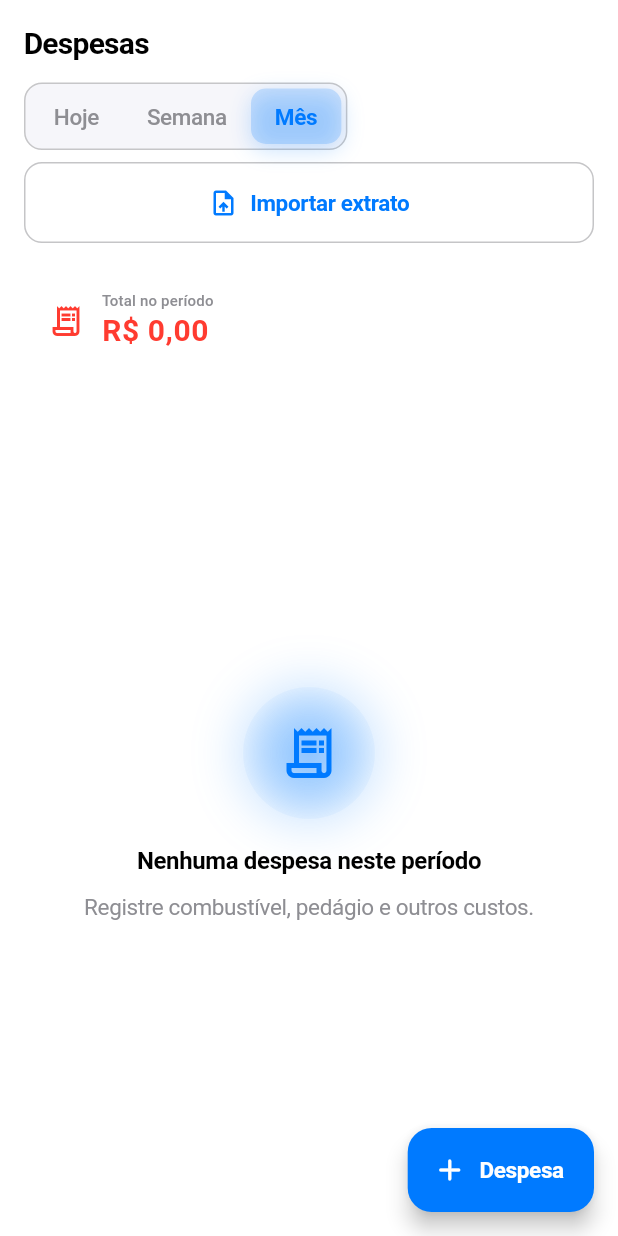
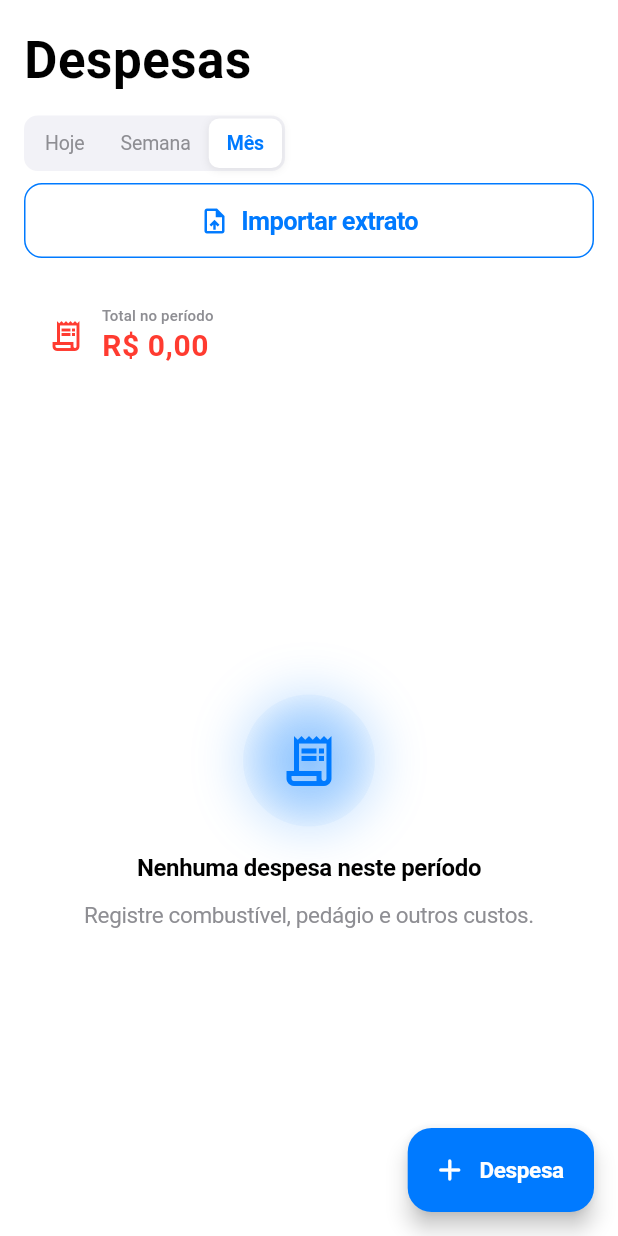
Before and after one commit to solerpedroo/driveflow, a Flutter app: the ExpensesScreen screen opened directly, on a phone screen of 412 x 824 dp. Run offline on Flutter 3.47's test engine with Material 3 defaults, Android fonts, the phone set to English and light mode, and no system bars; our stand-ins replace cached_network_image, connectivity_plus, dio, file_picker, fl_chart, flutter_hooks and 14 more; missing offline and left inert: google_mlkit_text_recognition; accounts and stored records are empty; network calls fail; statements that could not run were skipped.

Commit message:
feat(ui): segmented, button e headers Cupertino
Co-authored-by: Pedro Henrique Contardi Soler <pedrocsoler@hotmail.com>

```diff
--- a/lib/shared/widgets/design_system/df_button.dart
+++ b/lib/shared/widgets/design_system/df_button.dart
@@ -1,16 +1,15 @@
 import 'package:flutter/material.dart';
 
 import '../../../core/theme/app_colors.dart';
-import '../../../core/theme/app_elevation.dart';
-import '../../../core/theme/app_gradients.dart';
 import '../../../core/theme/app_motion.dart';
 import '../../../core/theme/app_radius.dart';
 import '../../../core/theme/app_spacing.dart';
+import '../../../core/theme/app_typography.dart';
 import '../../../core/utils/df_haptics.dart';
 
 enum DfButtonVariant { primary, outlined, tonal, gradient }
 
-/// Botão padronizado do Design System v2 com press-scale e gradiente hero.
+/// Botão estilo iOS — filled azul system, cantos 12pt, sem sombra pesada.
 class DfButton extends StatefulWidget {
   const DfButton({
     required this.label,
@@ -67,26 +66,26 @@ class _DfButtonState extends State<DfButton> {
               Flexible(
                 child: Text(
                   widget.label,
-                  style: widget.variant == DfButtonVariant.gradient
-                      ? const TextStyle(
+                  style: widget.variant == DfButtonVariant.gradient ||
+                          widget.variant == DfButtonVariant.primary
+                      ? AppTypography.iosHeadline(theme.brightness).copyWith(
                           color: Colors.white,
-                          fontWeight: FontWeight.w700,
                         )
-                      : null,
+                      : AppTypography.iosHeadline(theme.brightness).copyWith(
+                          color: AppColors.systemBlue,
+                        ),
                 ),
               ),
             ],
           );
 
     Widget button = switch (widget.variant) {
-      DfButtonVariant.gradient => _GradientButton(
-          onPressed: enabled ? widget.onPressed : null,
-          child: child,
-        ),
-      DfButtonVariant.primary => FilledButton(
+      DfButtonVariant.gradient || DfButtonVariant.primary => FilledButton(
           onPressed: enabled ? widget.onPressed : null,
           style: FilledButton.styleFrom(
-            minimumSize: const Size.fromHeight(54),
+            backgroundColor: AppColors.systemBlue,
+            foregroundColor: Colors.white,
+            minimumSize: const Size.fromHeight(50),
             shape: RoundedRectangleBorder(borderRadius: AppRadius.lgAll),
             elevation: 0,
           ),
@@ -95,25 +94,26 @@ class _DfButtonState extends State<DfButton> {
       DfButtonVariant.outlined => OutlinedButton(
           onPressed: enabled ? widget.onPressed : null,
           style: OutlinedButton.styleFrom(
-            minimumSize: const Size.fromHeight(54),
+            minimumSize: const Size.fromHeight(50),
+            side: const BorderSide(color: AppColors.systemBlue),
             shape: RoundedRectangleBorder(borderRadius: AppRadius.lgAll),
           ),
           child: child,
         ),
-      DfButtonVariant.tonal => FilledButton.tonal(
+      DfButtonVariant.tonal => TextButton(
           onPressed: enabled ? widget.onPressed : null,
-          style: FilledButton.styleFrom(
-            minimumSize: const Size.fromHeight(48),
-            shape: RoundedRectangleBorder(borderRadius: AppRadius.lgAll),
+          style: TextButton.styleFrom(
+            minimumSize: const Size.fromHeight(44),
+            foregroundColor: AppColors.systemBlue,
           ),
           child: child,
         ),
     };
 
     button = AnimatedScale(
-      scale: _pressed && enabled ? 0.97 : 1.0,
+      scale: _pressed && enabled ? 0.98 : 1.0,
       duration: DriveFlowMotion.fast,
-      curve: DriveFlowMotion.standard,
+      curve: Curves.easeInOut,
       child: Listener(
         onPointerDown: enabled
             ? (_) {
@@ -137,35 +137,3 @@ class _DfButtonState extends State<DfButton> {
     );
   }
 }
-
-class _GradientButton extends StatelessWidget {
-  const _GradientButton({required this.onPressed, required this.child});
-
-  final VoidCallback? onPressed;
-  final Widget child;
-
-  @override
-  Widget build(BuildContext context) {
-    final brightness = Theme.of(context).brightness;
-
-    return Material(
-      color: Colors.transparent,
-      child: InkWell(
-        onTap: onPressed,
-        borderRadius: AppRadius.lgAll,
-        child: Ink(
-          decoration: BoxDecoration(
-            gradient: AppGradients.primaryButton(brightness),
-            borderRadius: AppRadius.lgAll,
-            boxShadow: AppElevation.brandGlow(brightness),
-          ),
-          child: SizedBox(
-            width: double.infinity,
-            height: 54,
-            child: Center(child: child),
-          ),
-        ),
-      ),
-    );
-  }
-}
--- a/lib/shared/widgets/design_system/df_section_header.dart
+++ b/lib/shared/widgets/design_system/df_section_header.dart
@@ -4,7 +4,7 @@ import '../../../core/theme/app_colors.dart';
 import '../../../core/theme/app_spacing.dart';
 import '../../../core/theme/app_typography.dart';
 
-/// Cabeçalho de seção premium — label caps + linha de marca.
+/// Cabeçalho de seção estilo iOS — uppercase muted + título.
 class DfSectionHeader extends StatelessWidget {
   const DfSectionHeader({
     required this.title,
@@ -34,42 +34,28 @@ class DfSectionHeader extends StatelessWidget {
               crossAxisAlignment: CrossAxisAlignment.start,
               children: [
                 if (eyebrow != null) ...[
-                  Row(
-                    children: [
-                      Container(
-                        width: 5,
-                        height: 5,
-                        decoration: BoxDecoration(
-                          color: AppColors.brandBlue.withValues(alpha: 0.45),
-                          borderRadius: BorderRadius.circular(2),
-                        ),
-                      ),
-                      const SizedBox(width: 8),
-                      Text(eyebrow!, style: AppTypography.labelCaps(brightness)),
-                    ],
+                  Text(
+                    eyebrow!.toUpperCase(),
+                    style: AppTypography.iosSectionHeader(brightness).copyWith(
+                      fontWeight: FontWeight.w600,
+                      letterSpacing: 0.4,
+                    ),
                   ),
-                  const SizedBox(height: 6),
+                  const SizedBox(height: 4),
                 ],
                 Text(
                   title,
-                  style: theme.textTheme.titleMedium?.copyWith(
-                    fontWeight: FontWeight.w700,
-                    letterSpacing: -0.3,
+                  style: AppTypography.iosHeadline(brightness).copyWith(
+                    fontWeight: FontWeight.w600,
                   ),
                 ),
               ],
             ),
           ),
           if (action != null)
-            TextButton(
+            CupertinoStyleTextButton(
               onPressed: action,
-              style: TextButton.styleFrom(
-                foregroundColor: AppColors.brandBlue,
-              ),
-              child: Text(
-                actionLabel ?? 'Ver mais',
-                style: const TextStyle(fontWeight: FontWeight.w600),
-              ),
+              label: actionLabel ?? 'Ver mais',
             ),
         ],
       ),
@@ -77,7 +63,7 @@ class DfSectionHeader extends StatelessWidget {
   }
 }
 
-/// Título de tela editorial — meta + headline.
+/// Título grande estilo iOS Large Title.
 class DfScreenTitle extends StatelessWidget {
   const DfScreenTitle({
     required this.title,
@@ -106,29 +92,16 @@ class DfScreenTitle extends StatelessWidget {
         crossAxisAlignment: CrossAxisAlignment.start,
         children: [
           if (eyebrow != null) ...[
-            Row(
-              children: [
-                Container(
-                  width: 6,
-                  height: 6,
-                  decoration: BoxDecoration(
-                    color: AppColors.brandBlue.withValues(alpha: 0.50),
-                    borderRadius: BorderRadius.circular(2),
-                  ),
-                ),
-                const SizedBox(width: 8),
-                Text(eyebrow!, style: AppTypography.labelCaps(brightness)),
-              ],
+            Text(
+              eyebrow!.toUpperCase(),
+              style: AppTypography.iosSectionHeader(brightness).copyWith(
+                fontWeight: FontWeight.w600,
+                letterSpacing: 0.4,
+              ),
             ),
             const SizedBox(height: AppSpacing.sm),
           ],
-          Text(
-            title,
-            style: theme.textTheme.headlineSmall?.copyWith(
-              fontWeight: FontWeight.w700,
-              letterSpacing: -0.5,
-            ),
-          ),
+          Text(title, style: AppTypography.iosLargeTitle(brightness)),
           if (subtitle != null) ...[
             const SizedBox(height: AppSpacing.md),
             subtitle!,
@@ -138,3 +111,33 @@ class DfScreenTitle extends StatelessWidget {
     );
   }
 }
+
+/// Link azul system estilo iOS.
+class CupertinoStyleTextButton extends StatelessWidget {
+  const CupertinoStyleTextButton({
+    required this.onPressed,
+    required this.label,
+    super.key,
+  });
+
+  final VoidCallback? onPressed;
+  final String label;
+
+  @override
+  Widget build(BuildContext context) {
+    return TextButton(
+      onPressed: onPressed,
+      style: TextButton.styleFrom(
+        foregroundColor: AppColors.systemBlue,
+        padding: const EdgeInsets.symmetric(horizontal: 8),
+      ),
+      child: Text(
+        label,
+        style: AppTypography.iosBody(Theme.of(context).brightness).copyWith(
+          color: AppColors.systemBlue,
+          fontWeight: FontWeight.w400,
+        ),
+      ),
+    );
+  }
+}
--- a/lib/shared/widgets/design_system/df_segmented_control.dart
+++ b/lib/shared/widgets/design_system/df_segmented_control.dart
@@ -4,9 +4,10 @@ import '../../../core/theme/app_colors.dart';
 import '../../../core/theme/app_motion.dart';
 import '../../../core/theme/app_radius.dart';
 import '../../../core/theme/app_spacing.dart';
+import '../../../core/theme/app_typography.dart';
 import '../../../core/utils/df_haptics.dart';
 
-/// Controle segmentado premium — substitui FilterChip genérico.
+/// Segmented control estilo Cupertino — fundo muted, pill branco no selecionado.
 class DfSegmentedControl<T> extends StatelessWidget {
   const DfSegmentedControl({
     required this.segments,
@@ -28,21 +29,19 @@ class DfSegmentedControl<T> extends StatelessWidget {
 
     return DecoratedBox(
       decoration: BoxDecoration(
-        color: AppColors.mutedSurface(theme).withValues(alpha: 0.65),
-        borderRadius: AppRadius.lgAll,
-        border: Border.all(
-          color: isDark ? AppColors.glassBorder : AppColors.glassBorderLight,
-        ),
+        color: AppColors.mutedSurface(theme),
+        borderRadius: BorderRadius.circular(9),
       ),
       child: Padding(
-        padding: const EdgeInsets.all(4),
+        padding: const EdgeInsets.all(2),
         child: Row(
-          mainAxisSize: MainAxisSize.min,
           children: [
-            for (final segment in segments) ...[
-              _Segment(
+            for (final segment in segments)
+              Expanded(
+                child: _Segment(
                   label: labelBuilder(segment),
                   selected: segment == selected,
+                  isDark: isDark,
                   onTap: () {
                     if (segment != selected) {
                       DfHaptics.selection();
@@ -50,7 +49,7 @@ class DfSegmentedControl<T> extends StatelessWidget {
                     }
                   },
                 ),
-            ],
+              ),
           ],
         ),
       ),
@@ -62,48 +61,53 @@ class _Segment extends StatelessWidget {
   const _Segment({
     required this.label,
     required this.selected,
+    required this.isDark,
     required this.onTap,
   });
 
   final String label;
   final bool selected;
+  final bool isDark;
   final VoidCallback onTap;
 
   @override
   Widget build(BuildContext context) {
-    final theme = Theme.of(context);
-
     return GestureDetector(
       onTap: onTap,
       child: AnimatedContainer(
         duration: DriveFlowMotion.fast,
-        curve: DriveFlowMotion.spring,
+        curve: Curves.easeInOut,
         padding: const EdgeInsets.symmetric(
-          horizontal: AppSpacing.lg,
-          vertical: AppSpacing.sm,
+          horizontal: AppSpacing.md,
+          vertical: 7,
         ),
         decoration: BoxDecoration(
           color: selected
-              ? AppColors.skyBlue.withValues(alpha: 0.18)
+              ? AppColors.secondaryGrouped(
+                  isDark ? Brightness.dark : Brightness.light,
+                )
               : Colors.transparent,
-          borderRadius: AppRadius.mdAll,
+          borderRadius: BorderRadius.circular(7),
           boxShadow: selected
               ? [
                   BoxShadow(
-                    color: AppColors.skyBlue.withValues(alpha: 0.22),
-                    blurRadius: 12,
-                    offset: const Offset(0, 4),
+                    color: Colors.black.withValues(alpha: isDark ? 0.25 : 0.08),
+                    blurRadius: 4,
+                    offset: const Offset(0, 1),
                   ),
                 ]
               : null,
         ),
         child: Text(
           label,
-          style: theme.textTheme.labelLarge?.copyWith(
+          textAlign: TextAlign.center,
+          style: AppTypography.iosFootnote(
+            isDark ? Brightness.dark : Brightness.light,
+          ).copyWith(
+            fontWeight: selected ? FontWeight.w600 : FontWeight.w400,
             color: selected
-                ? AppColors.skyBlue
-                : AppColors.secondaryLabel(theme),
-            fontWeight: selected ? FontWeight.w700 : FontWeight.w500,
+                ? AppColors.systemBlue
+                : AppColors.secondaryLabel(Theme.of(context)),
           ),
         ),
       ),
```
Lines whose indentation alone changed are shown as unchanged.
